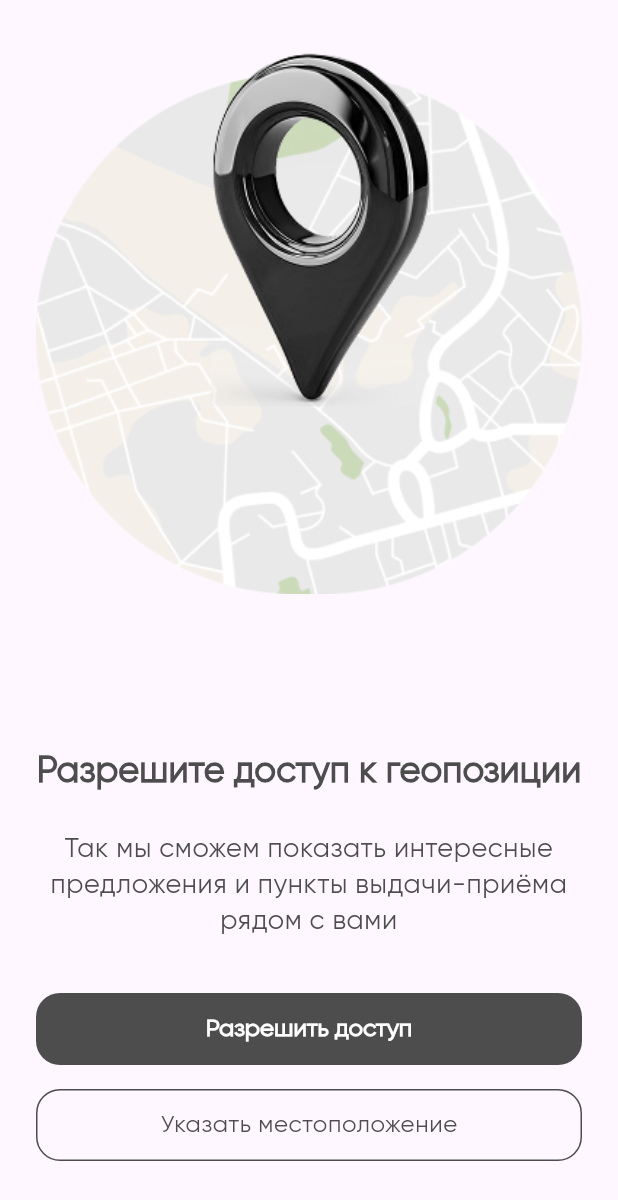
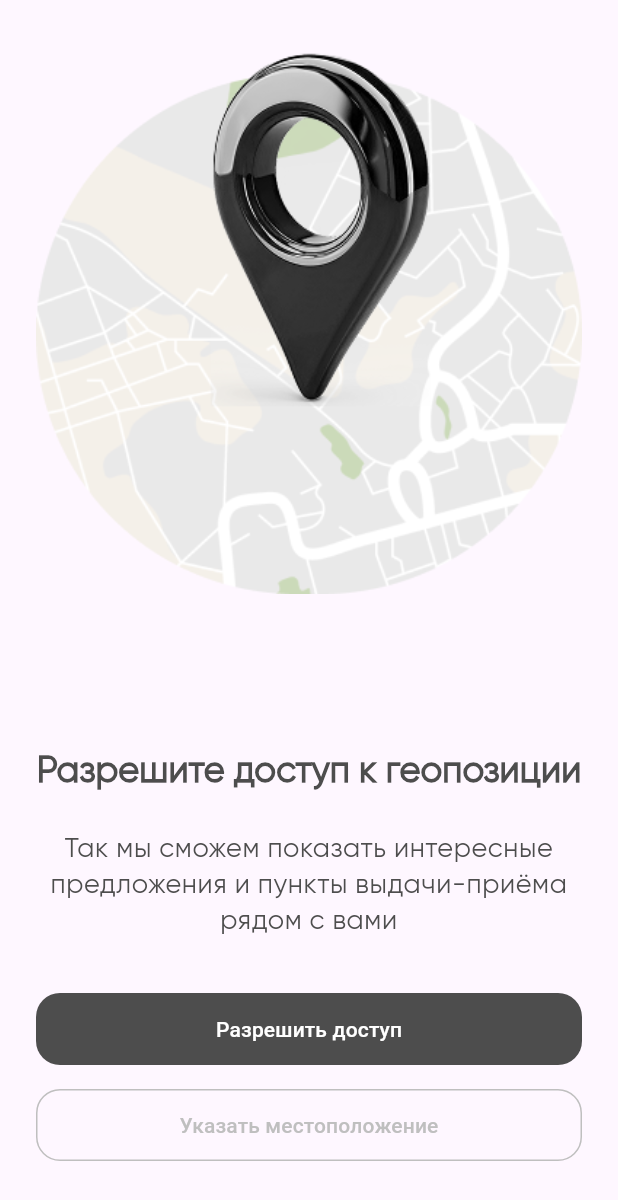
Before and after one commit to AsadbekDeveloper/panda_test, a Flutter app: the screen it shows after launch, after a tap on "Русский", after a tap on "Продолжить", on a phone screen of 412 x 824 dp. Shown: the top 1200 px of the screen. Run offline on Flutter 3.47's test engine with Material 3 defaults, Android fonts, the phone set to English and light mode, and no system bars; our stand-ins replace dartz, equatable, flutter_bloc, flutter_svg, geolocator, get_it and 2 more.

Commit message:
Adding geolocation access handling

```diff
--- /dev/null
+++ b/lib/di.dart
@@ -0,0 +1,22 @@
+import 'package:get_it/get_it.dart';
+import 'package:panda_test/features/location/data/datasources/location_remote_data_source.dart';
+import 'package:panda_test/features/location/data/repositories/location_repository_impl.dart';
+import 'package:panda_test/features/location/domain/repositories/location_repository.dart';
+import 'package:panda_test/features/location/domain/usecases/get_current_location.dart';
+import 'package:panda_test/features/location/domain/usecases/request_permission.dart';
+import 'package:panda_test/features/location/presentation/bloc/location_bloc.dart';
+
+final sl = GetIt.instance;
+
+void init() {
+  sl.registerFactory(() => LocationBloc(getCurrentLocation: sl(), requestPermission: sl()));
+
+  sl.registerLazySingleton(() => GetCurrentLocation(sl()));
+  sl.registerLazySingleton(() => RequestPermission(sl()));
+
+  sl.registerLazySingleton<LocationRepository>(
+    () => LocationRepositoryImpl(remoteDataSource: sl()),
+  );
+
+  sl.registerLazySingleton<LocationRemoteDataSource>(() => LocationRemoteDataSourceImpl());
+}
--- /dev/null
+++ b/lib/features/location/domain/usecases/get_current_location.dart
@@ -0,0 +1,13 @@
+import 'package:dartz/dartz.dart';
+import 'package:geolocator/geolocator.dart';
+import 'package:panda_test/features/location/domain/repositories/location_repository.dart';
+
+class GetCurrentLocation {
+  final LocationRepository repository;
+
+  GetCurrentLocation(this.repository);
+
+  Future<Either<Failure, Position>> call() async {
+    return await repository.getCurrentLocation();
+  }
+}
--- /dev/null
+++ b/lib/features/location/domain/usecases/request_permission.dart
@@ -0,0 +1,13 @@
+import 'package:dartz/dartz.dart';
+import 'package:panda_test/features/location/domain/repositories/location_repository.dart';
+import 'package:permission_handler/permission_handler.dart';
+
+class RequestPermission {
+  final LocationRepository repository;
+
+  RequestPermission(this.repository);
+
+  Future<Either<Failure, PermissionStatus>> call() async {
+    return await repository.requestPermission();
+  }
+}
--- /dev/null
+++ b/lib/features/location/presentation/bloc/location_bloc.dart
@@ -0,0 +1,37 @@
+import 'package:flutter_bloc/flutter_bloc.dart';
+import 'package:panda_test/features/location/domain/usecases/get_current_location.dart';
+import 'package:panda_test/features/location/domain/usecases/request_permission.dart';
+import 'package:panda_test/features/location/presentation/bloc/location_event.dart';
+import 'package:panda_test/features/location/presentation/bloc/location_state.dart';
+
+class LocationBloc extends Bloc<LocationEvent, LocationState> {
+  final GetCurrentLocation getCurrentLocation;
+  final RequestPermission requestPermission;
+
+  LocationBloc({
+    required this.getCurrentLocation,
+    required this.requestPermission,
+  }) : super(LocationInitial()) {
+    on<GetLocationEvent>(_onGetLocation);
+    on<RequestPermissionEvent>(_onRequestPermission);
+  }
+
+  void _onGetLocation(GetLocationEvent event, Emitter<LocationState> emit) async {
+    emit(LocationLoading());
+    final failureOrPosition = await getCurrentLocation();
+    failureOrPosition.fold(
+      (failure) => emit(LocationError(failure.message)),
+      (position) => emit(LocationLoaded(position)),
+    );
+  }
+
+  void _onRequestPermission(
+      RequestPermissionEvent event, Emitter<LocationState> emit) async {
+    emit(LocationLoading());
+    final failureOrStatus = await requestPermission();
+    failureOrStatus.fold(
+      (failure) => emit(LocationError(failure.message)),
+      (status) => emit(LocationPermissionGranted(status)),
+    );
+  }
+}
--- /dev/null
+++ b/lib/features/location/presentation/bloc/location_event.dart
@@ -0,0 +1,12 @@
+import 'package:equatable/equatable.dart';
+
+abstract class LocationEvent extends Equatable {
+  const LocationEvent();
+
+  @override
+  List<Object> get props => [];
+}
+
+class GetLocationEvent extends LocationEvent {}
+
+class RequestPermissionEvent extends LocationEvent {}
--- /dev/null
+++ b/lib/features/location/presentation/bloc/location_state.dart
@@ -0,0 +1,40 @@
+import 'package:equatable/equatable.dart';
+import 'package:geolocator/geolocator.dart';
+import 'package:permission_handler/permission_handler.dart';
+
+abstract class LocationState extends Equatable {
+  const LocationState();
+
+  @override
+  List<Object> get props => [];
+}
+
+class LocationInitial extends LocationState {}
+
+class LocationLoading extends LocationState {}
+
+class LocationLoaded extends LocationState {
+  final Position position;
+
+  const LocationLoaded(this.position);
+
+  @override
+  List<Object> get props => [position];
+}
+
+class LocationPermissionGranted extends LocationState {
+    final PermissionStatus status;
+
+  const LocationPermissionGranted(this.status);
+    @override
+  List<Object> get props => [status];
+}
+
+class LocationError extends LocationState {
+  final String message;
+
+  const LocationError(this.message);
+
+  @override
+  List<Object> get props => [message];
+}
--- a/lib/features/location/presentation/pages/location_access.dart
+++ b/lib/features/location/presentation/pages/location_access.dart
@@ -1,10 +1,22 @@
 import 'package:flutter/material.dart';
+import 'package:flutter_bloc/flutter_bloc.dart';
 import 'package:go_router/go_router.dart';
+import 'package:panda_test/features/location/presentation/bloc/location_bloc.dart';
+import 'package:panda_test/features/location/presentation/bloc/location_event.dart';
+import 'package:panda_test/features/location/presentation/bloc/location_state.dart';
 import 'package:panda_test/l10n/app_localizations.dart';
 import 'package:panda_test/shared/widgets/custom_button.dart';
+import 'package:permission_handler/permission_handler.dart';
 
-class LocationAccessPage extends StatelessWidget {
+class LocationAccessPage extends StatefulWidget {
   const LocationAccessPage({super.key});
+
+  @override
+  State<LocationAccessPage> createState() => _LocationAccessPageState();
+}
+
+class _LocationAccessPageState extends State<LocationAccessPage> {
+  bool _isPermissionGranted = false;
 
   @override
   Widget build(BuildContext context) {
@@ -13,7 +25,21 @@ class LocationAccessPage extends StatelessWidget {
         child: Container(
           padding: EdgeInsets.symmetric(horizontal: 24),
           width: double.infinity,
-          child: Column(
+          child: BlocConsumer<LocationBloc, LocationState>(
+            listener: (context, state) {
+              if (state is LocationPermissionGranted) {
+                if (state.status == PermissionStatus.granted) {
+                  setState(() {
+                    _isPermissionGranted = true;
+                  });
+                }
+              } else if (state is LocationLoaded) {
+                Navigator.pushNamed(context, '/home');
+              }
+            },
+            builder: (context, state) {
+              return Column(
+                mainAxisAlignment: MainAxisAlignment.center,
                 children: [
                   SizedBox(height: 34),
                   Image.asset('assets/icons/location.png'),
@@ -37,19 +63,25 @@ class LocationAccessPage extends StatelessWidget {
                   Column(
                     children: [
                       CustomButton(
+                        label: AppLocalizations.of(context)!.allowAccessButton,
                         isExpanded: false,
                         width: double.infinity,
-                    onPressed: () {},
-                    label: AppLocalizations.of(context)!.allowAccessButton,
+                        onPressed: _isPermissionGranted
+                            ? null
+                            : () {
+                                context.read<LocationBloc>().add(RequestPermissionEvent());
+                              },
                       ),
                       const SizedBox(height: 16),
 
                       CustomButton(
                         isExpanded: false,
                         width: double.infinity,
-                    onPressed: () {
+                        onPressed: _isPermissionGranted
+                            ? () {
                                 context.go('/home');
-                    },
+                              }
+                            : null,
                         type: CustomButtonType.bordered,
                         label: AppLocalizations.of(context)!.specifyLocationButton,
                       ),
@@ -58,6 +90,8 @@ class LocationAccessPage extends StatelessWidget {
 
                   SizedBox(height: 50),
                 ],
+              );
+            },
           ),
         ),
       ),
--- a/lib/features/splash/presentation/pages/splash.dart
+++ b/lib/features/splash/presentation/pages/splash.dart
@@ -47,7 +47,10 @@ class _SplashScreenState extends State<SplashScreen> {
                 ],
               ),
               const Spacer(flex: 10),
-              Text(AppLocalizations.of(context)!.projectForThePeople, style: Theme.of(context).textTheme.labelMedium),
+              Text(
+                AppLocalizations.of(context)!.projectForThePeople,
+                style: Theme.of(context).textTheme.labelMedium,
+              ),
 
               Spacer(flex: 3),
             ],
--- a/lib/main.dart
+++ b/lib/main.dart
@@ -1,12 +1,15 @@
 import 'package:flutter/material.dart';
 import 'package:flutter_bloc/flutter_bloc.dart';
 import 'package:flutter_localizations/flutter_localizations.dart';
+import 'package:panda_test/features/location/presentation/bloc/location_bloc.dart';
 import 'package:panda_test/features/onboarding/presentation/cubit/locale_cubit.dart';
 import 'package:panda_test/l10n/app_localizations.dart';
 import 'package:panda_test/shared/router/router.dart';
 import 'package:panda_test/shared/theme/app_theme.dart';
+import 'package:panda_test/di.dart' as di;
 
 void main() {
+  di.init();
   runApp(const MyApp());
 }
 
@@ -15,8 +18,11 @@ class MyApp extends StatelessWidget {
 
   @override
   Widget build(BuildContext context) {
-    return BlocProvider(
-      create: (context) => LocaleCubit(),
+    return MultiBlocProvider(
+      providers: [
+        BlocProvider(create: (context) => LocaleCubit()),
+        BlocProvider(create: (context) => di.sl<LocationBloc>()),
+      ],
       child: BlocBuilder<LocaleCubit, LocaleState>(
         builder: (context, state) {
           return MaterialApp.router(
--- a/lib/shared/widgets/custom_button.dart
+++ b/lib/shared/widgets/custom_button.dart
@@ -2,10 +2,9 @@ import 'package:flutter/material.dart';
 import 'package:panda_test/shared/colors/colors.dart';
 
 enum CustomButtonType { filled, bordered }
-
 class CustomButton extends StatelessWidget {
   final String label;
-  final VoidCallback onPressed;
+  final VoidCallback? onPressed;
   final CustomButtonType type;
   final bool isExpanded;
   final double? height;
@@ -22,28 +21,38 @@ class CustomButton extends StatelessWidget {
   });
 
   static const Color baseColor = Color(0xFF4D4D4D);
+  static const Color disabledColor = Color(0xFFBFBFBF); // Light gray for disabled state
 
   @override
   Widget build(BuildContext context) {
+    final bool isEnabled = onPressed != null;
     final bool isBordered = type == CustomButtonType.bordered;
+
+    final Color backgroundColor = isBordered
+        ? Colors.transparent
+        : isEnabled
+        ? baseColor
+        : disabledColor;
+
+    final Color borderColor = isEnabled ? baseColor : disabledColor;
+
+    final Color textColor = isBordered ? (isEnabled ? baseColor : disabledColor) : AppColors.white;
 
     final button = SizedBox(
       height: height ?? 48,
       width: width,
       child: OutlinedButton(
         style: OutlinedButton.styleFrom(
-          backgroundColor: isBordered ? Colors.transparent : baseColor,
-          side: isBordered ? const BorderSide(color: baseColor) : BorderSide.none,
-          foregroundColor: baseColor,
+          backgroundColor: backgroundColor,
+          side: isBordered ? BorderSide(color: borderColor) : BorderSide.none,
+          foregroundColor: textColor,
           textStyle: const TextStyle(fontWeight: FontWeight.w600, fontSize: 16),
           shape: RoundedRectangleBorder(borderRadius: BorderRadius.circular(16)),
         ),
         onPressed: onPressed,
         child: Text(
           label,
-          style: isBordered
-              ? Theme.of(context).textTheme.bodySmall?.copyWith(color: baseColor)
-              : Theme.of(context).textTheme.headlineSmall?.copyWith(color: AppColors.white),
+          style: Theme.of(context).textTheme.labelLarge?.copyWith(color: textColor),
         ),
       ),
     );
--- a/pubspec.yaml
+++ b/pubspec.yaml
@@ -18,6 +18,10 @@ dependencies:
   flutter_bloc: ^9.1.1
   flutter_svg: ^2.2.0
   go_router: ^16.0.0
+  geolocator: ^14.0.2
+  permission_handler: ^12.0.1
+  dartz: ^0.10.1
+  get_it: ^8.0.3
 
 dev_dependencies:
   flutter_test:
```
Also changed, not shown: lib/features/home/presentation/pages/home.dart (+16 -11 lines), lib/features/location/data/datasources/location_remote_data_source.dart (added, +19 -0 lines), lib/features/location/data/repositories/location_repository_impl.dart (added, +31 -0 lines), lib/features/location/domain/repositories/location_repository.dart (added, +14 -0 lines), pubspec.lock, 3 other files. Lines whose indentation alone changed are shown as unchanged.
